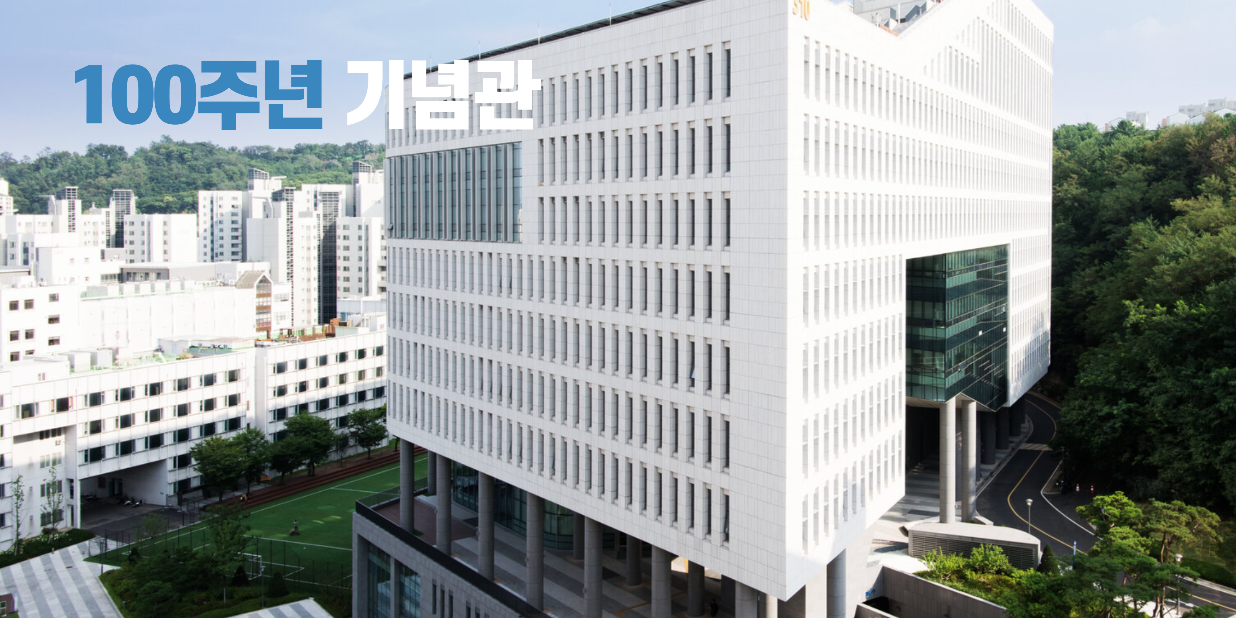
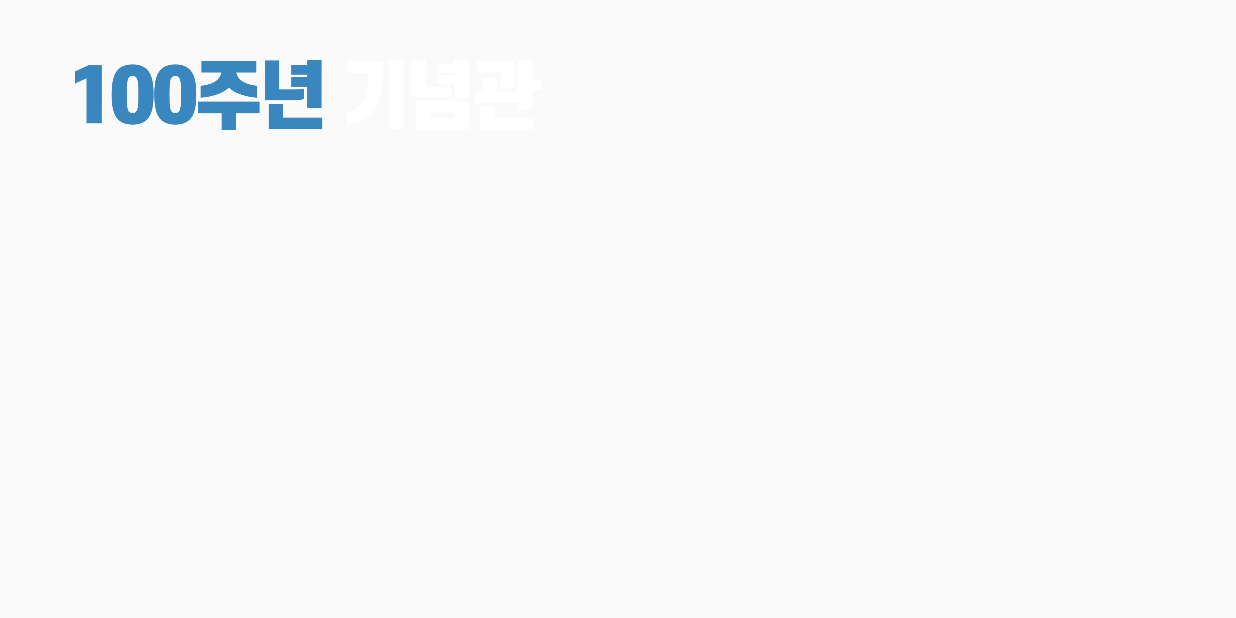
Before and after one commit to yymin1022/CAUKiosk_310, an Android app: the screen it shows after launch (MainActivity), on a phone screen of 824 x 412 dp (held sideways). Run offline under Robolectric (Android 15) with nearby library versions, the light colour scheme and no system bars; Roboto replaces fonts that are not available here; 3 statements that could not run were skipped.

Commit message:
Update Main Layout : Removed Image Background

```diff
--- a/app/src/main/res/layout/activity_main.xml
+++ b/app/src/main/res/layout/activity_main.xml
@@ -8,34 +8,6 @@
     <FrameLayout
         android:layout_width="1575px"
         android:layout_height="match_parent">
-
-        <ImageView
-            android:layout_width="match_parent"
-            android:layout_height="match_parent"
-            android:scaleType="centerCrop"
-            android:src="@drawable/img_310_1"
-            android:id="@+id/main_image_bg_1" />
-
-        <ImageView
-            android:layout_width="match_parent"
-            android:layout_height="match_parent"
-            android:scaleType="centerCrop"
-            android:src="@drawable/img_310_2"
-            android:id="@+id/main_image_bg_2" />
-
-        <ImageView
-            android:layout_width="match_parent"
-            android:layout_height="match_parent"
-            android:scaleType="centerCrop"
-            android:src="@drawable/img_310_3"
-            android:id="@+id/main_image_bg_3" />
-
-        <ImageView
-            android:layout_width="match_parent"
-            android:layout_height="match_parent"
-            android:scaleType="centerCrop"
-            android:src="@drawable/img_310_4"
-            android:id="@+id/main_image_bg_4" />
 
         <ImageView
             android:id="@+id/image_view_main_logo"
```
